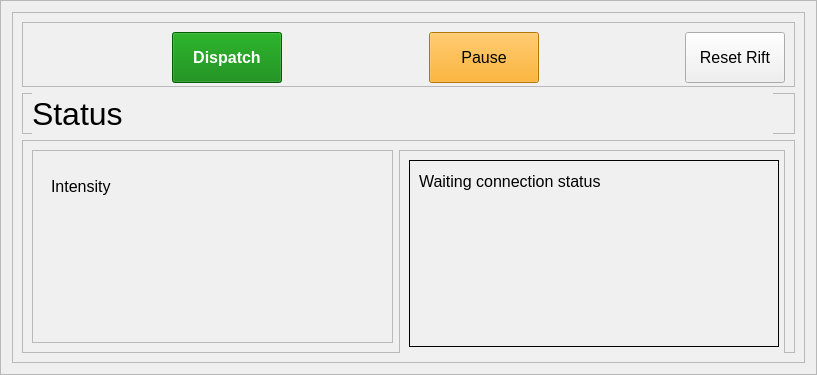
This is runtime/agents/space_coaster/space_coaster_gui.ui in michaelmargolis/MdxMotionPlatformV3 as Qt 5 draws it before an edit. The edited form follows.
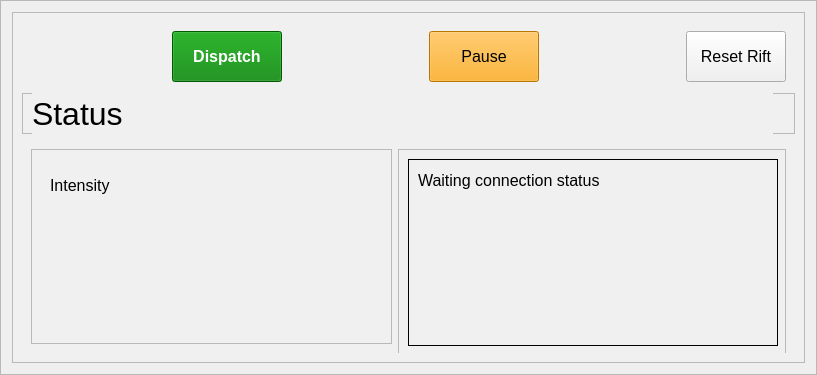
This is the edited form.

Commit message: tweaks to GUI for new lcd panel

```diff
--- a/runtime/agents/space_coaster/space_coaster_gui.ui
+++ b/runtime/agents/space_coaster/space_coaster_gui.ui
@@ -53,11 +53,14 @@
          </size>
         </property>
         <property name="frameShape">
-         <enum>QFrame::StyledPanel</enum>
+         <enum>QFrame::NoFrame</enum>
         </property>
         <property name="frameShadow">
          <enum>QFrame::Raised</enum>
         </property>
+        <property name="lineWidth">
+         <number>0</number>
+        </property>
         <layout class="QHBoxLayout" name="horizontalLayout_3">
          <item>
           <spacer name="horizontalSpacer_3">
@@ -231,11 +234,14 @@
          </size>
         </property>
         <property name="frameShape">
-         <enum>QFrame::StyledPanel</enum>
+         <enum>QFrame::NoFrame</enum>
         </property>
         <property name="frameShadow">
          <enum>QFrame::Raised</enum>
         </property>
+        <property name="lineWidth">
+         <number>0</number>
+        </property>
         <layout class="QHBoxLayout" name="horizontalLayout_2">
          <item>
           <widget class="QFrame" name="frame_2">
```
The commit also changes 4 other files.
